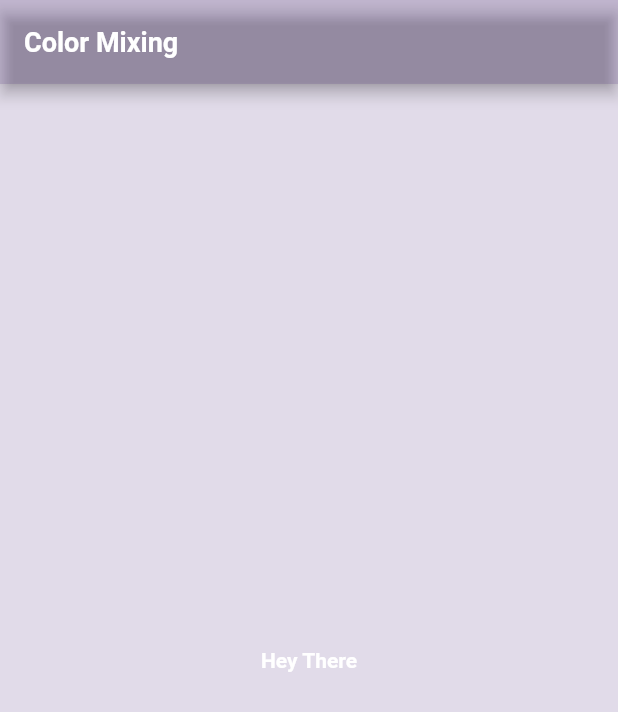
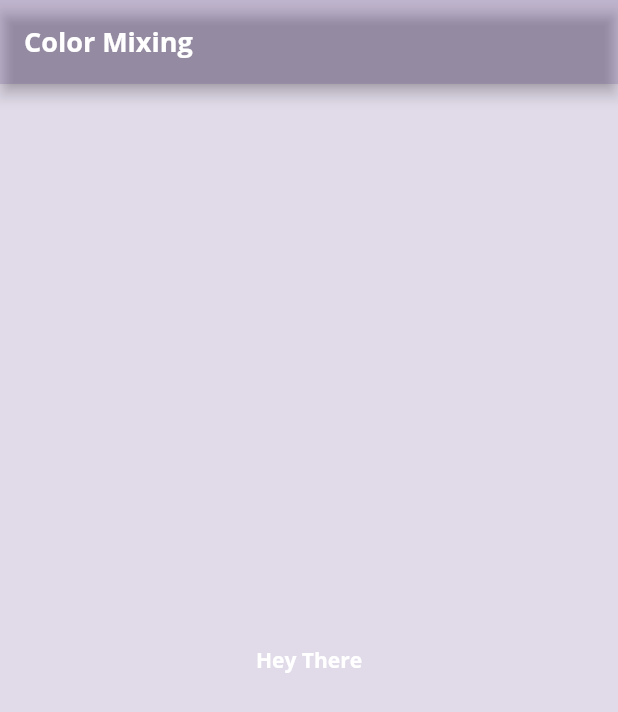
Before and after one commit to 0AbdElRahman-Mohamed0/color-mixing, a Flutter app: the screen it shows after launch, on a phone screen of 412 x 824 dp. Shown: the top 712 px of the screen. Run offline on Flutter 3.47's test engine with Material 2 defaults, Android fonts, the phone set to English and light mode, and no system bars.

Commit message:
add font

```diff
--- a/lib/utils/app_theme.dart
+++ b/lib/utils/app_theme.dart
@@ -5,7 +5,7 @@ class AppTheme {
   /// get Theme
   static ThemeData get theme => ThemeData(
         brightness: Brightness.light,
-        fontFamily: '',
+        fontFamily: 'Open_Sans',
         textTheme: const TextTheme(
           headlineMedium: TextStyle(
             fontSize: 18,
```
Also changed, not shown: pubspec.yaml (+13 -11 lines), assets/fonts/Open_Sans/OpenSans-Bold.ttf (added), assets/fonts/Open_Sans/OpenSans-ExtraBold.ttf (added), assets/fonts/Open_Sans/OpenSans-Light.ttf (added), assets/fonts/Open_Sans/OpenSans-Medium.ttf (added), assets/fonts/Open_Sans/OpenSans-Regular.ttf (added).
